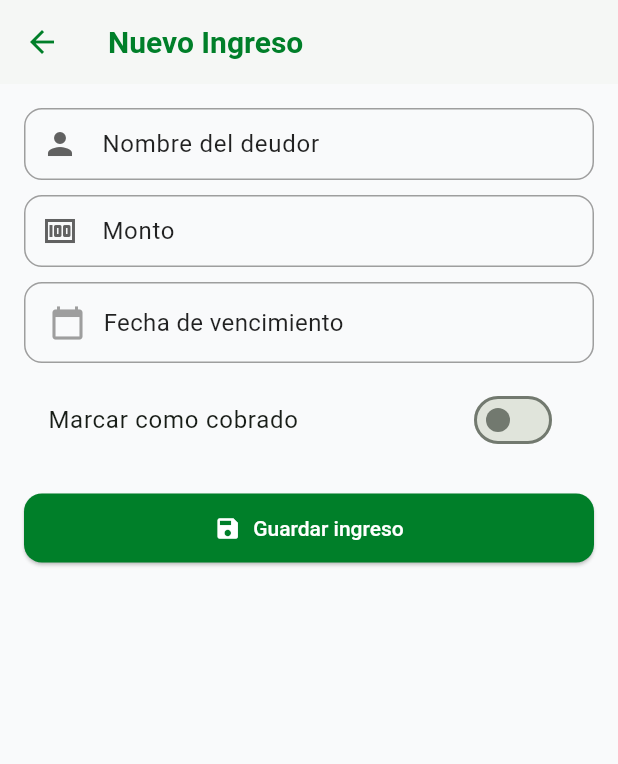
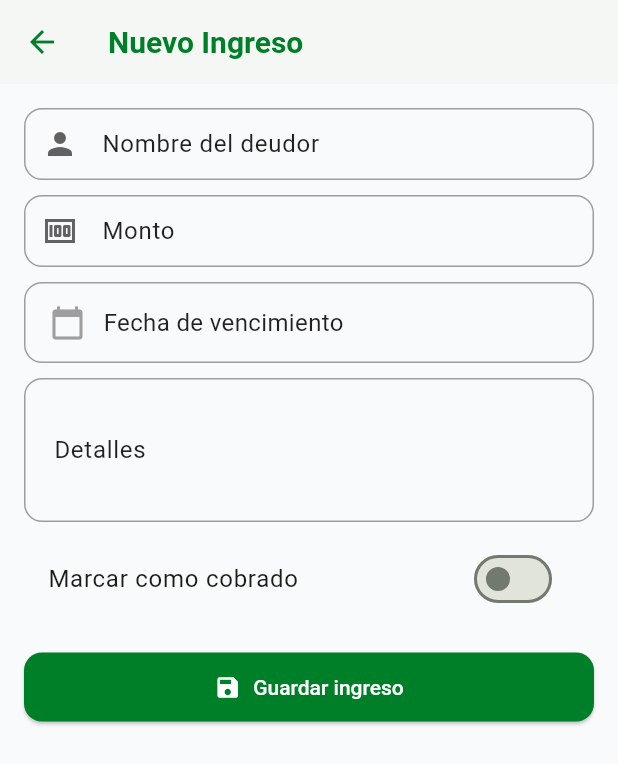
Before and after one commit to MateoMaffei/tubilletera, a Flutter app: the IngresosFormPage screen opened directly, on a phone screen of 412 x 824 dp. Shown: the top 764 px of the screen. Run offline on Flutter 3.47's test engine with Material 3 defaults, Android fonts, the light colour scheme and no system bars; our stand-ins replace fl_chart, flutter_multi_formatter, hive, hive_flutter, local_auth, month_picker_dialog; accounts and stored records are empty.

Commit message:
Add details field to ingresos

```diff
--- a/lib/model/ingreso_hive.dart
+++ b/lib/model/ingreso_hive.dart
@@ -21,6 +21,9 @@ class Ingreso extends HiveObject {
   @HiveField(5)
   DateTime fechaCreacion;
 
+  @HiveField(6)
+  String? detalles;
+
   Ingreso({
     required this.id,
     required this.nombreDeudor,
@@ -28,5 +31,6 @@ class Ingreso extends HiveObject {
     required this.fechaVencimiento,
     this.estado = false,
     required this.fechaCreacion,
+    this.detalles,
   });
 }
--- a/lib/pages/Ingresos/ingresos_form_page.dart
+++ b/lib/pages/Ingresos/ingresos_form_page.dart
@@ -19,6 +19,7 @@ class _IngresosFormPageState extends State<IngresosFormPage> {
   final _formKey = GlobalKey<FormState>();
   final nombreController = TextEditingController();
   final montoController = TextEditingController();
+  final detallesController = TextEditingController();
 
   final ingresoService = IngresoService();
 
@@ -33,6 +34,7 @@ class _IngresosFormPageState extends State<IngresosFormPage> {
       nombreController.text = ing.nombreDeudor;
       estado = ing.estado;
       fechaVencimiento = ing.fechaVencimiento;
+      detallesController.text = ing.detalles ?? '';
       montoController.text = CurrencyInputFormatter(
         leadingSymbol: '\$ ',
         thousandSeparator: ThousandSeparator.Period,
@@ -42,6 +44,14 @@ class _IngresosFormPageState extends State<IngresosFormPage> {
         TextEditingValue(text: ing.monto.toStringAsFixed(2)),
       ).text;
     }
+  }
+
+  @override
+  void dispose() {
+    nombreController.dispose();
+    montoController.dispose();
+    detallesController.dispose();
+    super.dispose();
   }
 
   Future<void> _seleccionarFecha() async {
@@ -73,6 +83,7 @@ class _IngresosFormPageState extends State<IngresosFormPage> {
     final nombre = nombreController.text.trim();
     final rawValue = limpiarMonto(montoController.text);
     final monto = double.tryParse(rawValue) ?? 0.0;
+    final detalles = detallesController.text.trim().isEmpty ? null : detallesController.text.trim();
 
     if (widget.ingreso == null) {
       await ingresoService.crearIngreso(
@@ -80,6 +91,7 @@ class _IngresosFormPageState extends State<IngresosFormPage> {
         monto: monto,
         fechaVencimiento: fechaVencimiento!,
         estado: estado,
+        detalles: detalles,
       );
     } else {
       await ingresoService.actualizarIngreso(
@@ -88,6 +100,7 @@ class _IngresosFormPageState extends State<IngresosFormPage> {
         monto: monto,
         fechaVencimiento: fechaVencimiento!,
         estado: estado,
+        detalles: detalles,
       );
     }
 
@@ -135,6 +148,12 @@ class _IngresosFormPageState extends State<IngresosFormPage> {
                 onTap: _seleccionarFecha,
               ),
               const SizedBox(height: 10),
+              CustomInput(
+                label: 'Detalles',
+                controller: detallesController,
+                maxLines: 3,
+              ),
+              const SizedBox(height: 10),
               SwitchListTile(
                 title: const Text('Marcar como cobrado'),
                 value: estado,
--- a/lib/pages/Ingresos/ingresos_page.dart
+++ b/lib/pages/Ingresos/ingresos_page.dart
@@ -243,6 +243,18 @@ class _IngresosPageState extends State<IngresosPage> {
                 ),
               ],
             ),
+            if (ingreso.detalles?.isNotEmpty == true) ...[
+              const SizedBox(height: 8),
+              const Text(
+                'Detalles',
+                style: TextStyle(fontWeight: FontWeight.bold, fontSize: 13),
+              ),
+              const SizedBox(height: 4),
+              Text(
+                ingreso.detalles!,
+                style: const TextStyle(fontSize: 13, color: Colors.black87),
+              ),
+            ],
           ],
         ),
       ),
--- a/lib/services/ingreso_services.dart
+++ b/lib/services/ingreso_services.dart
@@ -26,6 +26,7 @@ class IngresoService {
     required double monto,
     required DateTime fechaVencimiento,
     bool estado = false,
+    String? detalles,
   }) async {
     final nuevo = Ingreso(
       id: _uuid.v4(),
@@ -34,6 +35,7 @@ class IngresoService {
       fechaVencimiento: fechaVencimiento,
       estado: estado,
       fechaCreacion: DateTime.now(),
+      detalles: detalles,
     );
     await _box.add(nuevo);
   }
@@ -43,11 +45,13 @@ class IngresoService {
     required double monto,
     required DateTime fechaVencimiento,
     required bool estado,
+    String? detalles,
   }) async {
     ingreso.nombreDeudor = nombreDeudor;
     ingreso.monto = monto;
     ingreso.fechaVencimiento = fechaVencimiento;
     ingreso.estado = estado;
+    ingreso.detalles = detalles;
     await ingreso.save();
   }
 
```
Also changed, not shown: lib/model/ingreso.g.dart.
